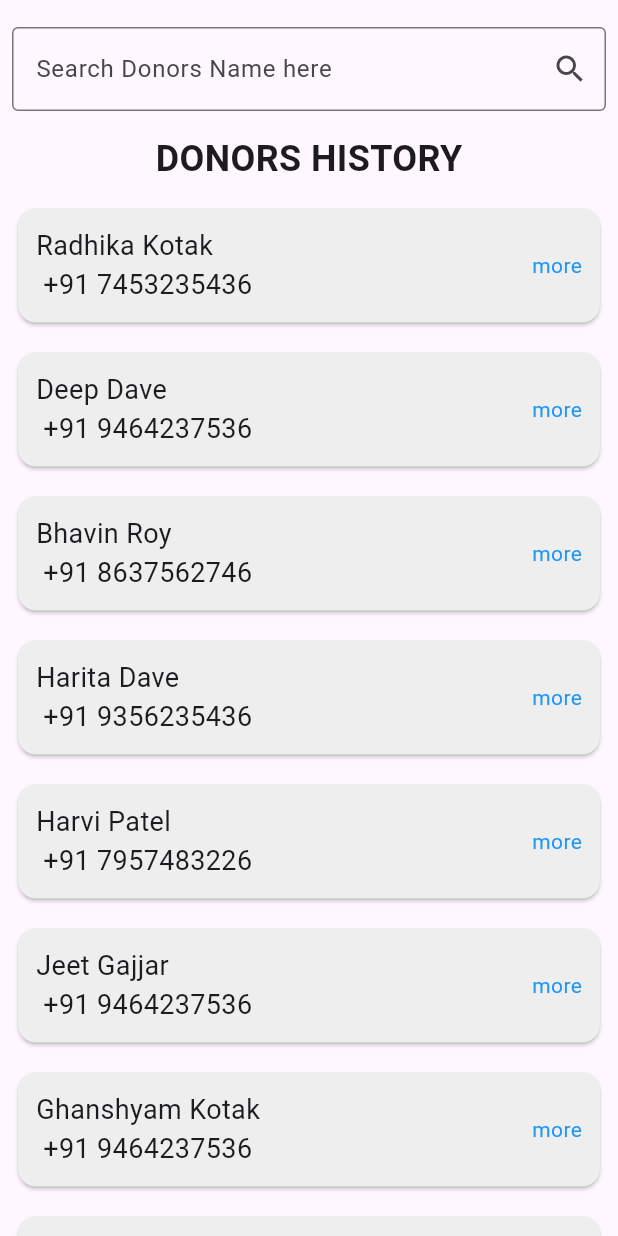
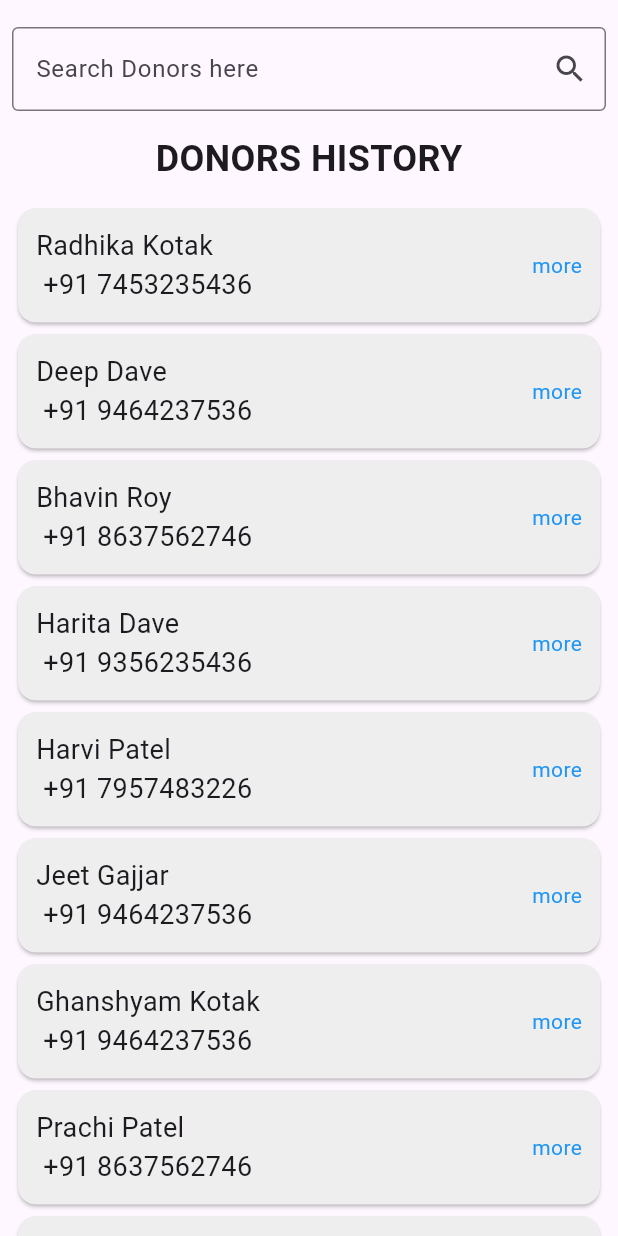
Before and after one commit to iharita/together, a Flutter app: the HistoryScreen screen opened directly, on a phone screen of 412 x 824 dp. Run offline on Flutter 3.47's test engine with Material 3 defaults, Android fonts, the phone set to English and light mode, and no system bars; our stand-ins replace cloud_firestore, firebase_auth, firebase_core, google_maps_flutter; accounts and stored records are empty.

Commit message:
Fourth Commit

```diff
--- a/lib/ngo_screens/history_screen.dart
+++ b/lib/ngo_screens/history_screen.dart
@@ -6,246 +6,144 @@ import 'package:together/ngo_screens/d_history_more_screen.dart';
 import 'package:together/ngo_screens/e_history_more_screen.dart';
 import 'package:together/ngo_screens/history_more_screen.dart';
 
-class HistoryScreen extends StatelessWidget {
+class HistoryScreen extends StatefulWidget {
   const HistoryScreen({Key? key}) : super(key: key);
 
   @override
+  _HistoryScreenState createState() => _HistoryScreenState();
+}
+
+class _HistoryScreenState extends State<HistoryScreen> {
+  final TextEditingController _searchController = TextEditingController();
+  String _searchText = "";
+
+  final List<Map<String, String>> _donors = [
+    {'name': 'Radhika Kotak', 'phone': '+91 7453235436', 'screen': 'AHistoryMoreScreen'},
+    {'name': 'Deep Dave', 'phone': '+91 9464237536', 'screen': 'BHistoryMoreScreen'},
+    {'name': 'Bhavin Roy', 'phone': '+91 8637562746', 'screen': 'CHistoryMoreScreen'},
+    {'name': 'Harita Dave', 'phone': '+91 9356235436', 'screen': 'HistoryMoreScreen'},
+    {'name': 'Harvi Patel', 'phone': '+91 7957483226', 'screen': 'DHistoryMoreScreen'},
+    {'name': 'Jeet Gajjar', 'phone': '+91 9464237536', 'screen': 'EHistoryMoreScreen'},
+    {'name': 'Ghanshyam Kotak', 'phone': '+91 9464237536', 'screen': ''},
+    {'name': 'Prachi Patel', 'phone': '+91 8637562746', 'screen': ''},
+    {'name': 'Tejil Shah', 'phone': '+91 9356235436', 'screen': ''},
+  ];
+
+  @override
+  void initState() {
+    super.initState();
+    _searchController.addListener(() {
+      setState(() {
+        _searchText = _searchController.text.toLowerCase();
+      });
+    });
+  }
+
+  @override
+  void dispose() {
+    _searchController.dispose();
+    super.dispose();
+  }
+
+  List<Map<String, String>> _getFilteredDonors() {
+    if (_searchText.isEmpty) {
+      return _donors;
+    }
+    return _donors
+        .where((donor) =>
+    donor['name']!.toLowerCase().contains(_searchText) ||
+        donor['phone']!.toLowerCase().contains(_searchText))
+        .toList();
+  }
+
+  @override
   Widget build(BuildContext context) {
+    final filteredDonors = _getFilteredDonors();
+
     return Scaffold(
       body: SingleChildScrollView(
         child: Padding(
           padding: const EdgeInsets.all(8.0),
           child: Column(
             children: [
-              const SizedBox(
-                height: 10,
-              ),
+              const SizedBox(height: 10),
               TextField(
+                controller: _searchController,
                 decoration: InputDecoration(
-                  suffixIcon: IconButton( icon: const Icon(Icons.search), onPressed: () {},),
+                  suffixIcon: IconButton(
+                    icon: const Icon(Icons.search),
+                    onPressed: () {},
+                  ),
                   border: const OutlineInputBorder(),
-                  labelText: 'Search Donors Name here',
+                  hintText: 'Search Donors here',
                 ),
               ),
-              const SizedBox(
-                height: 15,
+              const SizedBox(height: 15),
+              const Text(
+                'DONORS HISTORY',
+                style: TextStyle(fontSize: 24, fontWeight: FontWeight.bold),
               ),
-              const Text('DONORS HISTORY',
-              style: TextStyle(fontSize: 24, fontWeight: FontWeight.bold),),
-              const SizedBox(
-                height: 12,
-              ),
-              Card(
+              const SizedBox(height: 12),
+              ...filteredDonors.map((donor) => Card(
                 color: Colors.grey.shade200,
                 child: Padding(
                   padding: const EdgeInsets.symmetric(vertical: 12, horizontal: 12),
                   child: Row(
                     children: [
-                      const Text('Radhika Kotak \n +91 7453235436',
-                        style: TextStyle(fontSize: 18),),
+                      Text(
+                        '${donor['name']} \n ${donor['phone']}',
+                        style: const TextStyle(fontSize: 18),
+                      ),
                       const Spacer(),
                       InkWell(
                         onTap: () {
-                          Navigator.push(context, MaterialPageRoute(builder: (context)=> const AHistoryMoreScreen()));
+                          final screenName = donor['screen']!;
+                          if (screenName.isNotEmpty) {
+                            Navigator.push(
+                              context,
+                              MaterialPageRoute(
+                                builder: (context) => getScreenByName(screenName),
+                              ),
+                            );
+                          }
                         },
-                        child: const Text('more',
-                          style: TextStyle(color: Colors.blue),),
+                        child: const Text(
+                          'more',
+                          style: TextStyle(color: Colors.blue),
+                        ),
                       )
                     ],
                   ),
                 ),
-              ),
-              const SizedBox(
-                height: 12,
-              ),
-              Card(
-                color: Colors.grey.shade200,
-                child: Padding(
-                  padding: const EdgeInsets.symmetric(vertical: 12, horizontal: 12),
-                  child: Row(
-                    children: [
-                      const Text('Deep Dave \n +91 9464237536',
-                        style: TextStyle(fontSize: 18),),
-                      const Spacer(),
-                      InkWell(
-                        onTap: () {
-                          Navigator.push(context, MaterialPageRoute(builder: (context)=> const BHistoryMoreScreen()));
-                        },
-                        child: const Text('more',
-                          style: TextStyle(color: Colors.blue),),
-                      )
-                    ],
-                  ),
-                ),
-              ),
-              const SizedBox(
-                height: 12,
-              ),
-              Card(
-                color: Colors.grey.shade200,
-                child: Padding(
-                  padding: const EdgeInsets.symmetric(vertical: 12, horizontal: 12),
-                  child: Row(
-                    children: [
-                      const Text('Bhavin Roy \n +91 8637562746',
-                        style: TextStyle(fontSize: 18,),),
-                      const Spacer(),
-                      InkWell(
-                        onTap: () {
-                          Navigator.push(context, MaterialPageRoute(builder: (context)=> const CHistoryMoreScreen()));
-                        },
-                        child: const Text('more',
-                          style: TextStyle(color: Colors.blue),),
-                      )
-                    ],
-                  ),
-                ),
-              ),
-              const SizedBox(
-                height: 12,
-              ),
-              Card(
-                color: Colors.grey.shade200,
-                child: Padding(
-                  padding: const EdgeInsets.symmetric(vertical: 12, horizontal: 12),
-                  child: Row(
-                    children: [
-                      const Text('Harita Dave \n +91 9356235436',
-                        style: TextStyle(fontSize: 18),),
-                      const Spacer(),
-                      InkWell(
-                        onTap: () {
-                          Navigator.push(context, MaterialPageRoute(builder: (context)=> const HistoryMoreScreen()));
-                        },
-                        child: const Text('more',
-                          style: TextStyle(color: Colors.blue),),
-                      )
-                    ],
-                  ),
-                ),
-              ),
-              const SizedBox(
-                height: 12,
-              ),
-              Card(
-                color: Colors.grey.shade200,
-                child: Padding(
-                  padding: const EdgeInsets.symmetric(vertical: 12, horizontal: 12),
-                  child: Row(
-                    children: [
-                      const Text('Harvi Patel \n +91 7957483226',
-                        style: TextStyle(fontSize: 18),),
-                      const Spacer(),
-                      InkWell(
-                        onTap: () {
-                          Navigator.push(context, MaterialPageRoute(builder: (context)=> const DHistoryMoreScreen()));
-                        },
-                        child: const Text('more',
-                          style: TextStyle(color: Colors.blue),),
-                      )
-                    ],
-                  ),
-                ),
-              ),
-              const SizedBox(
-                height: 12,
-              ),
-              Card(
-                color: Colors.grey.shade200,
-                child: Padding(
-                  padding: const EdgeInsets.symmetric(vertical: 12, horizontal: 12),
-                  child: Row(
-                    children: [
-                      const Text('Jeet Gajjar \n +91 9464237536',
-                        style: TextStyle(fontSize: 18),),
-                      const Spacer(),
-                      InkWell(
-                        onTap: () {
-                          Navigator.push(context, MaterialPageRoute(builder: (context)=> const EHistoryMoreScreen()));
-                        },
-                        child: const Text('more',
-                          style: TextStyle(color: Colors.blue),),
-                      )
-                    ],
-                  ),
-                ),
-              ),
-              const SizedBox(
-                height: 12,
-              ),
-              Card(
-                color: Colors.grey.shade200,
-                child: Padding(
-                  padding: const EdgeInsets.symmetric(vertical: 12, horizontal: 12),
-                  child: Row(
-                    children: [
-                      const Text('Ghanshyam Kotak \n +91 9464237536',
-                        style: TextStyle(fontSize: 18),),
-                      const Spacer(),
-                      InkWell(
-                        onTap: () {
-                          // Navigator.push(context, MaterialPageRoute(builder: (context)=> const MoreScreen()));
-                        },
-                        child: const Text('more',
-                          style: TextStyle(color: Colors.blue),),
-                      )
-                    ],
-                  ),
-                ),
-              ),
-              const SizedBox(
-                height: 12,
-              ),
-              Card(
-                color: Colors.grey.shade200,
-                child: Padding(
-                  padding: const EdgeInsets.symmetric(vertical: 12, horizontal: 12),
-                  child: Row(
-                    children: [
-                      const Text('Prachi Patel \n +91 8637562746',
-                        style: TextStyle(fontSize: 18,),),
-                      const Spacer(),
-                      InkWell(
-                        onTap: () {
-                          // Navigator.push(context, MaterialPageRoute(builder: (context)=> const MoreScreen()));
-                        },
-                        child: const Text('more',
-                          style: TextStyle(color: Colors.blue),),
-                      )
-                    ],
-                  ),
-                ),
-              ),
-              const SizedBox(
-                height: 12,
-              ),
-              Card(
-                color: Colors.grey.shade200,
-                child: Padding(
-                  padding: const EdgeInsets.symmetric(vertical: 12, horizontal: 12),
-                  child: Row(
-                    children: [
-                      const Text('Tejil Shah \n +91 9356235436',
-                        style: TextStyle(fontSize: 18),),
-                      const Spacer(),
-                      InkWell(
-                        onTap: () {
-                          // Navigator.push(context, MaterialPageRoute(builder: (context)=> const MoreScreen()));
-                        },
-                        child: const Text('more',
-                          style: TextStyle(color: Colors.blue),),
-                      )
-                    ],
-                  ),
-                ),
-              ),
-              const SizedBox(
-                height: 12,
-              ),
+              )),
+              const SizedBox(height: 12),
             ],
           ),
         ),
       ),
     );
   }
+
+  Widget getScreenByName(String screenName) {
+    switch (screenName) {
+      case 'AHistoryMoreScreen':
+        return const AHistoryMoreScreen();
+      case 'BHistoryMoreScreen':
+        return const BHistoryMoreScreen();
+      case 'CHistoryMoreScreen':
+        return const CHistoryMoreScreen();
+      case 'DHistoryMoreScreen':
+        return const DHistoryMoreScreen();
+      case 'EHistoryMoreScreen':
+        return const EHistoryMoreScreen();
+      case 'HistoryMoreScreen':
+        return const HistoryMoreScreen();
+      default:
+        return const Scaffold(
+          body: Center(
+            child: Text('No screen found'),
+          ),
+        );
+    }
+  }
 }
```
